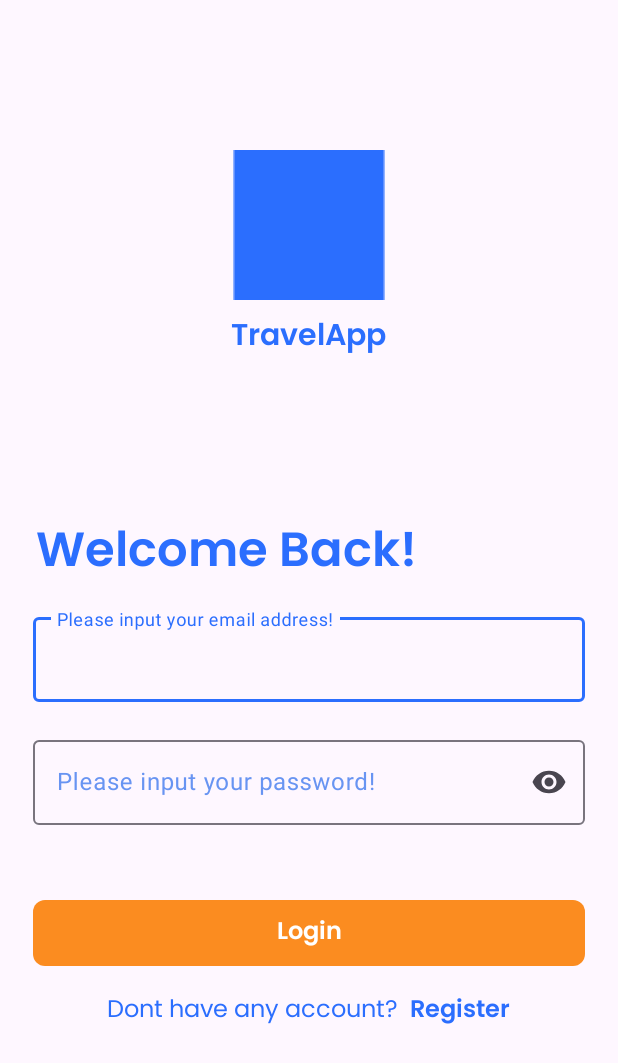
After one commit to ExploreEase/md-exploreease, an Android app: the AuthActivity screen opened directly, with no data from a screen before it, on a phone screen of 412 x 824 dp. The commit adds this screen. Shown: the top 1063 px of the screen. Run offline under Robolectric (Android 15) with nearby library versions, the phone set to English and light mode, and no system bars.

Commit message:
Authentication Fragments

```diff
--- /dev/null
+++ b/app/src/main/java/com/ch2ps418/travelapp/presentation/ui/auth/AuthActivity.kt
@@ -0,0 +1,12 @@
+package com.ch2ps418.travelapp.presentation.ui.auth
+
+import androidx.appcompat.app.AppCompatActivity
+import android.os.Bundle
+import com.ch2ps418.travelapp.R
+
+class AuthActivity : AppCompatActivity() {
+    override fun onCreate(savedInstanceState: Bundle?) {
+        super.onCreate(savedInstanceState)
+        setContentView(R.layout.activity_auth)
+    }
+}
--- /dev/null
+++ b/app/src/main/java/com/ch2ps418/travelapp/presentation/ui/auth/login/LoginFragment.kt
@@ -0,0 +1,21 @@
+package com.ch2ps418.travelapp.presentation.ui.auth.login
+
+import android.os.Bundle
+import androidx.fragment.app.Fragment
+import android.view.LayoutInflater
+import android.view.View
+import android.view.ViewGroup
+import com.ch2ps418.travelapp.R
+
+
+class LoginFragment : Fragment() {
+
+    override fun onCreateView(
+        inflater: LayoutInflater, container: ViewGroup?,
+        savedInstanceState: Bundle?
+    ): View? {
+        // Inflate the layout for this fragment
+        return inflater.inflate(R.layout.fragment_login, container, false)
+    }
+
+}
--- /dev/null
+++ b/app/src/main/res/layout/activity_auth.xml
@@ -0,0 +1,20 @@
+<?xml version="1.0" encoding="utf-8"?>
+<androidx.constraintlayout.widget.ConstraintLayout xmlns:android="http://schemas.android.com/apk/res/android"
+    xmlns:app="http://schemas.android.com/apk/res-auto"
+    xmlns:tools="http://schemas.android.com/tools"
+    android:layout_width="match_parent"
+    android:layout_height="match_parent"
+    tools:context=".presentation.ui.auth.AuthActivity">
+
+    <androidx.fragment.app.FragmentContainerView
+        android:id="@+id/fragmentContainerViewAuth"
+        android:name="com.ch2ps418.travelapp.presentation.ui.auth.login.LoginFragment"
+        android:layout_width="match_parent"
+        android:layout_height="match_parent"
+        app:layout_constraintBottom_toBottomOf="parent"
+        app:layout_constraintEnd_toEndOf="parent"
+        app:layout_constraintStart_toStartOf="parent"
+        app:layout_constraintTop_toTopOf="parent"
+        tools:layout="@layout/fragment_login" />
+
+</androidx.constraintlayout.widget.ConstraintLayout>
--- /dev/null
+++ b/app/src/main/res/layout/fragment_login.xml
@@ -0,0 +1,124 @@
+<?xml version="1.0" encoding="utf-8"?>
+<LinearLayout xmlns:android="http://schemas.android.com/apk/res/android"
+    xmlns:app="http://schemas.android.com/apk/res-auto"
+    xmlns:tools="http://schemas.android.com/tools"
+    android:layout_width="match_parent"
+    android:layout_height="match_parent"
+    android:orientation="vertical"
+    tools:context=".presentation.ui.auth.login.LoginFragment">
+
+
+    <ImageView
+        android:id="@+id/iv_app_logo"
+        android:layout_width="wrap_content"
+        android:layout_height="wrap_content"
+        android:layout_gravity="center_horizontal"
+        android:layout_marginTop="100dp"
+        android:src="@drawable/app_logo"
+        android:contentDescription="@string/app_name"/>
+
+    <TextView
+        android:id="@+id/tv_app_logo"
+        android:layout_width="wrap_content"
+        android:layout_height="wrap_content"
+        android:layout_gravity="center_horizontal"
+        android:layout_marginTop="8dp"
+        android:fontFamily="@font/poppins_semibold"
+        android:text="@string/app_name"
+        android:textColor="@color/primary"
+        android:textSize="20sp" />
+
+    <TextView
+        android:id="@+id/tv_login_page_title"
+        android:layout_width="wrap_content"
+        android:layout_height="40dp"
+        android:layout_marginStart="24dp"
+        android:layout_marginTop="100dp"
+        android:fontFamily="@font/poppins_semibold"
+        android:text="@string/login_page_title"
+        android:textColor="@color/primary"
+        android:textSize="32sp" />
+
+    <com.google.android.material.textfield.TextInputLayout
+        android:id="@+id/et_login_email"
+        android:layout_width="match_parent"
+        android:layout_height="wrap_content"
+        android:layout_marginStart="22dp"
+        android:layout_marginTop="24dp"
+        android:layout_marginEnd="22dp"
+        android:fontFamily="@font/poppins_regular"
+        android:hint="@string/tv_name_email"
+        android:textColorHint="@color/primary_light"
+        android:textSize="16sp">
+
+        <com.google.android.material.textfield.TextInputEditText
+            android:layout_width="match_parent"
+            android:layout_height="wrap_content"
+            android:inputType="textEmailAddress" />
+
+    </com.google.android.material.textfield.TextInputLayout>
+
+    <com.google.android.material.textfield.TextInputLayout
+        android:id="@+id/et_login_password"
+        android:layout_width="match_parent"
+        android:layout_height="wrap_content"
+        android:layout_marginStart="22dp"
+        android:layout_marginTop="20dp"
+        android:layout_marginEnd="22dp"
+        android:fontFamily="@font/poppins_regular"
+        android:hint="@string/tv_name_password"
+        android:textColorHint="@color/primary_light"
+        android:textSize="16sp"
+        app:endIconMode="password_toggle">
+
+        <com.google.android.material.textfield.TextInputEditText
+            android:layout_width="match_parent"
+            android:layout_height="wrap_content"
+            android:inputType="textPassword" />
+
+    </com.google.android.material.textfield.TextInputLayout>
+
+    <TextView
+        android:id="@+id/btn_login"
+        android:layout_width="match_parent"
+        android:layout_height="wrap_content"
+        android:layout_marginStart="22dp"
+        android:layout_marginTop="50dp"
+        android:layout_marginEnd="22dp"
+        android:background="@drawable/rounded_gradient_button"
+        android:fontFamily="@font/poppins_semibold"
+        android:padding="8dp"
+        android:text="@string/btn_login"
+        android:textAlignment="center"
+        android:textColor="@color/white"
+        android:textSize="16sp" />
+
+    <LinearLayout
+        android:layout_width="wrap_content"
+        android:layout_height="wrap_content"
+        android:layout_gravity="center_horizontal"
+        android:layout_marginTop="16dp"
+        android:orientation="horizontal">
+
+        <TextView
+            android:id="@+id/tv_register_alternate"
+            android:layout_width="wrap_content"
+            android:layout_height="wrap_content"
+            android:fontFamily="@font/poppins_regular"
+            android:text="@string/to_register_alternate"
+            android:textColor="@color/primary"
+            android:textSize="16sp" />
+
+        <TextView
+            android:id="@+id/btn_register_alternate"
+            android:layout_width="wrap_content"
+            android:layout_height="wrap_content"
+            android:layout_marginStart="8dp"
+            android:fontFamily="@font/poppins_semibold"
+            android:text="@string/btn_register"
+            android:textColor="@color/primary"
+            android:textSize="16sp" />
+
+    </LinearLayout>
+
+</LinearLayout>
--- a/app/src/main/res/values/strings.xml
+++ b/app/src/main/res/values/strings.xml
@@ -23,7 +23,7 @@
         <item>@drawable/iv_onboarding_3</item>
     </array>
 
-    <string name="login_page_title">Welcome back!</string>
+    <string name="login_page_title">Welcome Back!</string>
     <string name="register_page_title">Create an account.</string>
     <string name="tv_name_hint">Please input your full name!</string>
     <string name="tv_name_email">Please input your email address!</string>
```
Also changed, not shown: app/src/main/AndroidManifest.xml (+4 -3 lines), app/src/main/java/com/ch2ps418/travelapp/presentation/ui/auth/register/RegisterFragment.kt (added, +21 -0 lines), app/src/main/res/layout/fragment_register.xml (added, +143 -0 lines).
